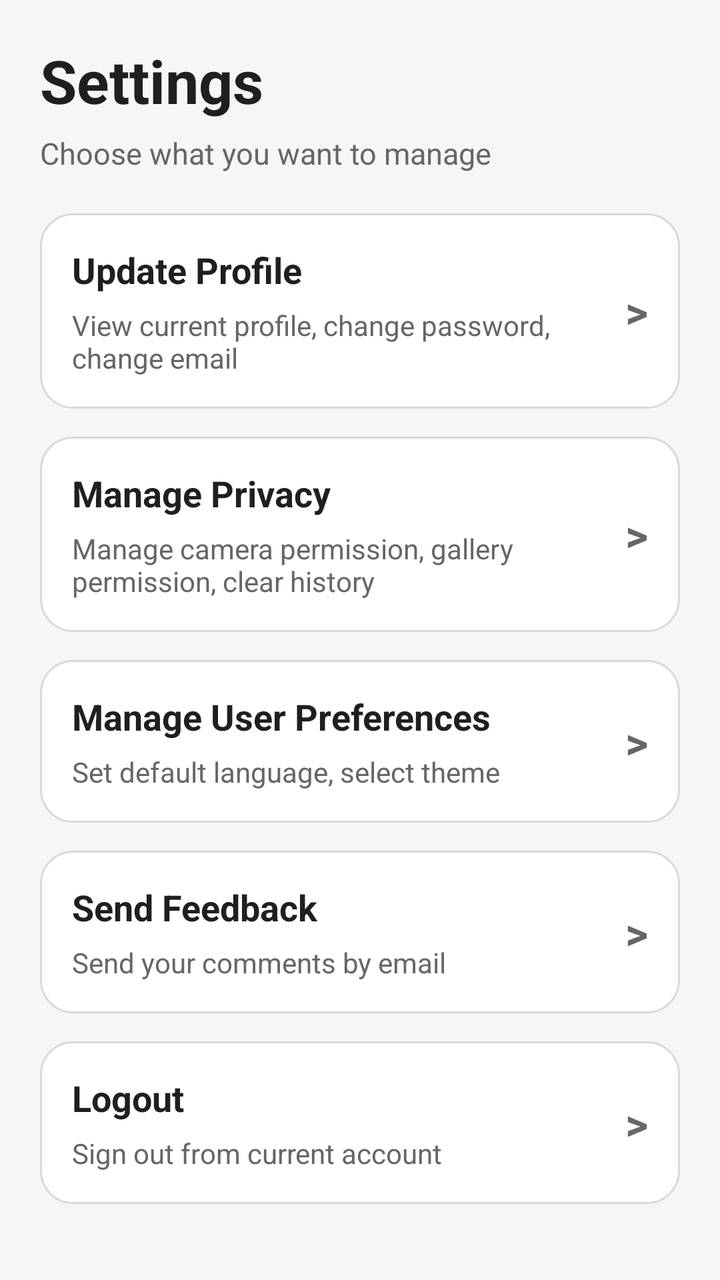
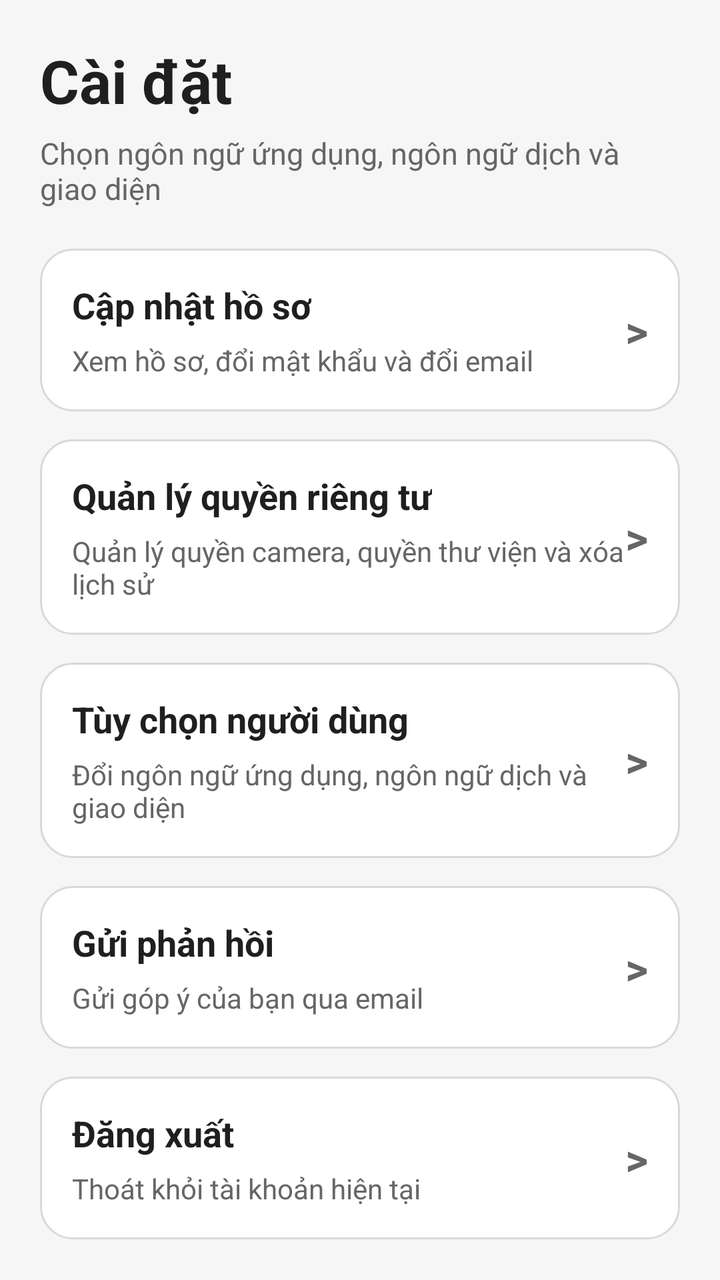

An Android layout rendered at two revisions. The XML below is the earlier revision; the diff shows what the commit changed to produce the second picture.
<!-- AndroidManifest.xml: application theme Theme.MyApplication -->
<!-- res/layout/fragment_settings.xml -->
<?xml version="1.0" encoding="utf-8"?>
<ScrollView xmlns:android="http://schemas.android.com/apk/res/android"
    android:layout_width="match_parent"
    android:layout_height="match_parent"
    android:fillViewport="true"
    android:background="#F6F6F6">

    <LinearLayout
        android:layout_width="match_parent"
        android:layout_height="wrap_content"
        android:orientation="vertical"
        android:padding="20dp">

        <TextView
            android:layout_width="wrap_content"
            android:layout_height="wrap_content"
            android:text="Settings"
            android:textSize="30sp"
            android:textStyle="bold"
            android:textColor="#1F1F1F" />

        <TextView
            android:layout_width="wrap_content"
            android:layout_height="wrap_content"
            android:layout_marginTop="6dp"
            android:layout_marginBottom="20dp"
            android:text="Choose what you want to manage"
            android:textSize="15sp"
            android:textColor="#666666" />

        <LinearLayout
            android:id="@+id/layout_update_profile"
            android:layout_width="match_parent"
            android:layout_height="wrap_content"
            android:layout_marginBottom="14dp"
            android:background="@drawable/bg_settings_card_clickable"
            android:clickable="true"
            android:focusable="true"
            android:gravity="center_vertical"
            android:orientation="horizontal"
            android:padding="16dp">

            <LinearLayout
                android:layout_width="0dp"
                android:layout_height="wrap_content"
                android:layout_weight="1"
                android:orientation="vertical">

                <TextView
                    android:layout_width="wrap_content"
                    android:layout_height="wrap_content"
                    android:text="Update Profile"
                    android:textSize="18sp"
                    android:textStyle="bold"
                    android:textColor="#1F1F1F" />

                <TextView
                    android:layout_width="wrap_content"
                    android:layout_height="wrap_content"
                    android:layout_marginTop="6dp"
                    android:text="View current profile, change password, change email"
                    android:textSize="14sp"
                    android:textColor="#666666" />
            </LinearLayout>

            <TextView
                android:layout_width="wrap_content"
                android:layout_height="wrap_content"
                android:text=">"
                android:textSize="22sp"
                android:textStyle="bold"
                android:textColor="#666666" />
        </LinearLayout>

        <LinearLayout
            android:id="@+id/layout_manage_privacy"
            android:layout_width="match_parent"
            android:layout_height="wrap_content"
            android:layout_marginBottom="14dp"
            android:background="@drawable/bg_settings_card_clickable"
            android:clickable="true"
            android:focusable="true"
            android:gravity="center_vertical"
            android:orientation="horizontal"
            android:padding="16dp">

            <LinearLayout
                android:layout_width="0dp"
                android:layout_height="wrap_content"
                android:layout_weight="1"
                android:orientation="vertical">

                <TextView
                    android:layout_width="wrap_content"
                    android:layout_height="wrap_content"
                    android:text="Manage Privacy"
                    android:textSize="18sp"
                    android:textStyle="bold"
                    android:textColor="#1F1F1F" />

                <TextView
                    android:layout_width="wrap_content"
                    android:layout_height="wrap_content"
                    android:layout_marginTop="6dp"
                    android:text="Manage camera permission, gallery permission, clear history"
                    android:textSize="14sp"
                    android:textColor="#666666" />
            </LinearLayout>

            <TextView
                android:layout_width="wrap_content"
                android:layout_height="wrap_content"
                android:text=">"
                android:textSize="22sp"
                android:textStyle="bold"
                android:textColor="#666666" />
        </LinearLayout>

        <LinearLayout
            android:id="@+id/layout_user_preferences"
            android:layout_width="match_parent"
            android:layout_height="wrap_content"
            android:layout_marginBottom="14dp"
            android:background="@drawable/bg_settings_card_clickable"
            android:clickable="true"
            android:focusable="true"
            android:gravity="center_vertical"
            android:orientation="horizontal"
            android:padding="16dp">

            <LinearLayout
                android:layout_width="0dp"
                android:layout_height="wrap_content"
                android:layout_weight="1"
                android:orientation="vertical">

                <TextView
                    android:layout_width="wrap_content"
                    android:layout_height="wrap_content"
                    android:text="Manage User Preferences"
                    android:textSize="18sp"
                    android:textStyle="bold"
                    android:textColor="#1F1F1F" />

                <TextView
                    android:layout_width="wrap_content"
                    android:layout_height="wrap_content"
                    android:layout_marginTop="6dp"
                    android:text="Set default language, select theme"
                    android:textSize="14sp"
                    android:textColor="#666666" />
            </LinearLayout>

            <TextView
                android:layout_width="wrap_content"
                android:layout_height="wrap_content"
                android:text=">"
                android:textSize="22sp"
                android:textStyle="bold"
                android:textColor="#666666" />
        </LinearLayout>

        <LinearLayout
            android:id="@+id/btnFeedback"
            android:layout_width="match_parent"
            android:layout_height="wrap_content"
            android:layout_marginBottom="14dp"
            android:background="@drawable/bg_settings_card_clickable"
            android:clickable="true"
            android:focusable="true"
            android:gravity="center_vertical"
            android:orientation="horizontal"
            android:padding="16dp">

            <LinearLayout
                android:layout_width="0dp"
                android:layout_height="wrap_content"
                android:layout_weight="1"
                android:orientation="vertical">

                <TextView
                    android:layout_width="wrap_content"
                    android:layout_height="wrap_content"
                    android:text="Send Feedback"
                    android:textSize="18sp"
                    android:textStyle="bold"
                    android:textColor="#1F1F1F" />

                <TextView
                    android:layout_width="wrap_content"
                    android:layout_height="wrap_content"
                    android:layout_marginTop="6dp"
                    android:text="Send your comments by email"
                    android:textSize="14sp"
                    android:textColor="#666666" />
            </LinearLayout>

            <TextView
                android:layout_width="wrap_content"
                android:layout_height="wrap_content"
                android:text=">"
                android:textSize="22sp"
                android:textStyle="bold"
                android:textColor="#666666" />
        </LinearLayout>

        <LinearLayout
            android:id="@+id/layout_logout"
            android:layout_width="match_parent"
            android:layout_height="wrap_content"
            android:background="@drawable/bg_settings_card_clickable"
            android:clickable="true"
            android:focusable="true"
            android:gravity="center_vertical"
            android:orientation="horizontal"
            android:padding="16dp">

            <LinearLayout
                android:layout_width="0dp"
                android:layout_height="wrap_content"
                android:layout_weight="1"
                android:orientation="vertical">

                <TextView
                    android:layout_width="wrap_content"
                    android:layout_height="wrap_content"
                    android:text="Logout"
                    android:textSize="18sp"
                    android:textStyle="bold"
                    android:textColor="#1F1F1F" />

                <TextView
                    android:layout_width="wrap_content"
                    android:layout_height="wrap_content"
                    android:layout_marginTop="6dp"
                    android:text="Sign out from current account"
                    android:textSize="14sp"
                    android:textColor="#666666" />
            </LinearLayout>

            <TextView
                android:layout_width="wrap_content"
                android:layout_height="wrap_content"
                android:text=">"
                android:textSize="22sp"
                android:textStyle="bold"
                android:textColor="#666666" />
        </LinearLayout>

    </LinearLayout>
</ScrollView>
<!-- resources referenced by this layout -->
<resources>
  <!-- drawable bg_settings_card_clickable (drawable) -->
  <?xml version="1.0" encoding="utf-8"?>
  <ripple xmlns:android="http://schemas.android.com/apk/res/android"
      android:color="#22000000">
  
      <item>
          <shape>
              <solid android:color="#FFFFFF" />
              <corners android:radius="16dp" />
              <stroke
                  android:width="1dp"
                  android:color="#D9D9D9" />
          </shape>
      </item>
  </ripple>
  <style name="Theme.MyApplication" parent="Theme.Material3.DayNight.NoActionBar">
          
          <item name="colorPrimary">@color/primary_color</item>
          <item name="colorPrimaryVariant">@color/primary_variant</item>
          <item name="colorOnPrimary">@color/white</item>
          <item name="colorSecondary">@color/secondary_color</item>
          <item name="colorOnSecondary">@color/black</item>
          <item name="colorError">@color/error_color</item>
          <item name="colorOnError">@color/white</item>
          <item name="colorSurface">@color/surface_color</item>
          <item name="colorOnSurface">@color/primary_text</item>
          <item name="android:colorBackground">@color/background_color</item>
          <item name="colorOnBackground">@color/primary_text</item>
      </style>
  <color name="primary_color">#FF6200EE</color>
  <color name="primary_variant">#FF3700B3</color>
  <color name="white">#FFFFFFFF</color>
  <color name="secondary_color">#FF03DAC5</color>
  <color name="black">#FF000000</color>
  <color name="error_color">#FFB00020</color>
  <color name="surface_color">#FFFFFFFF</color>
  <color name="primary_text">#FF212121</color>
  <color name="background_color">#FFF5F5F5</color>
</resources>

<!-- the commit's change to res/layout/fragment_settings.xml (unified diff, before → after) -->
@@ -14,7 +14,7 @@
         <TextView
             android:layout_width="wrap_content"
             android:layout_height="wrap_content"
-            android:text="Settings"
+            android:text="@string/settings_title"
             android:textSize="30sp"
             android:textStyle="bold"
             android:textColor="#1F1F1F" />
@@ -24,7 +24,7 @@
             android:layout_height="wrap_content"
             android:layout_marginTop="6dp"
             android:layout_marginBottom="20dp"
-            android:text="Choose what you want to manage"
+            android:text="@string/user_preferences_description"
             android:textSize="15sp"
             android:textColor="#666666" />
 
@@ -49,27 +49,29 @@
                 <TextView
                     android:layout_width="wrap_content"
                     android:layout_height="wrap_content"
-                    android:text="Update Profile"
-                    android:textSize="18sp"
-                    android:textStyle="bold"
-                    android:textColor="#1F1F1F" />
-
-                <TextView
-                    android:layout_width="wrap_content"
-                    android:layout_height="wrap_content"
-                    android:layout_marginTop="6dp"
-                    android:text="View current profile, change password, change email"
-                    android:textSize="14sp"
-                    android:textColor="#666666" />
-            </LinearLayout>
-
-            <TextView
-                android:layout_width="wrap_content"
-                android:layout_height="wrap_content"
-                android:text=">"
-                android:textSize="22sp"
-                android:textStyle="bold"
-                android:textColor="#666666" />
+                    android:text="@string/update_profile"
+                    android:textSize="18sp"
+                    android:textStyle="bold"
+                    android:textColor="#1F1F1F" />
+
+                <TextView
+                    android:layout_width="wrap_content"
+                    android:layout_height="wrap_content"
+                    android:layout_marginTop="6dp"
+                    android:text="@string/update_profile_desc"
+                    android:textSize="14sp"
+                    android:textColor="#666666" />
+
+            </LinearLayout>
+
+            <TextView
+                android:layout_width="wrap_content"
+                android:layout_height="wrap_content"
+                android:text=">"
+                android:textSize="22sp"
+                android:textStyle="bold"
+                android:textColor="#666666" />
+
         </LinearLayout>
 
         <LinearLayout
@@ -93,27 +95,29 @@
                 <TextView
                     android:layout_width="wrap_content"
                     android:layout_height="wrap_content"
-                    android:text="Manage Privacy"
-                    android:textSize="18sp"
-                    android:textStyle="bold"
-                    android:textColor="#1F1F1F" />
-
-                <TextView
-                    android:layout_width="wrap_content"
-                    android:layout_height="wrap_content"
-                    android:layout_marginTop="6dp"
-                    android:text="Manage camera permission, gallery permission, clear history"
-                    android:textSize="14sp"
-                    android:textColor="#666666" />
-            </LinearLayout>
-
-            <TextView
-                android:layout_width="wrap_content"
-                android:layout_height="wrap_content"
-                android:text=">"
-                android:textSize="22sp"
-                android:textStyle="bold"
-                android:textColor="#666666" />
+                    android:text="@string/manage_privacy"
+                    android:textSize="18sp"
+                    android:textStyle="bold"
+                    android:textColor="#1F1F1F" />
+
+                <TextView
+                    android:layout_width="wrap_content"
+                    android:layout_height="wrap_content"
+                    android:layout_marginTop="6dp"
+                    android:text="@string/manage_privacy_desc"
+                    android:textSize="14sp"
+                    android:textColor="#666666" />
+
+            </LinearLayout>
+
+            <TextView
+                android:layout_width="wrap_content"
+                android:layout_height="wrap_content"
+                android:text=">"
+                android:textSize="22sp"
+                android:textStyle="bold"
+                android:textColor="#666666" />
+
         </LinearLayout>
 
         <LinearLayout
@@ -137,27 +141,29 @@
                 <TextView
                     android:layout_width="wrap_content"
                     android:layout_height="wrap_content"
-                    android:text="Manage User Preferences"
-                    android:textSize="18sp"
-                    android:textStyle="bold"
-                    android:textColor="#1F1F1F" />
-
-                <TextView
-                    android:layout_width="wrap_content"
-                    android:layout_height="wrap_content"
-                    android:layout_marginTop="6dp"
-                    android:text="Set default language, select theme"
-                    android:textSize="14sp"
-                    android:textColor="#666666" />
-            </LinearLayout>
-
-            <TextView
-                android:layout_width="wrap_content"
-                android:layout_height="wrap_content"
-                android:text=">"
-                android:textSize="22sp"
-                android:textStyle="bold"
-                android:textColor="#666666" />
+                    android:text="@string/user_preferences"
+                    android:textSize="18sp"
+                    android:textStyle="bold"
+                    android:textColor="#1F1F1F" />
+
+                <TextView
+                    android:layout_width="wrap_content"
+                    android:layout_height="wrap_content"
+                    android:layout_marginTop="6dp"
+                    android:text="@string/user_preferences_desc"
+                    android:textSize="14sp"
+                    android:textColor="#666666" />
+
+            </LinearLayout>
+
+            <TextView
+                android:layout_width="wrap_content"
+                android:layout_height="wrap_content"
+                android:text=">"
+                android:textSize="22sp"
+                android:textStyle="bold"
+                android:textColor="#666666" />
+
         </LinearLayout>
 
         <LinearLayout
@@ -181,27 +187,29 @@
                 <TextView
                     android:layout_width="wrap_content"
                     android:layout_height="wrap_content"
-                    android:text="Send Feedback"
-                    android:textSize="18sp"
-                    android:textStyle="bold"
-                    android:textColor="#1F1F1F" />
-
-                <TextView
-                    android:layout_width="wrap_content"
-                    android:layout_height="wrap_content"
-                    android:layout_marginTop="6dp"
-                    android:text="Send your comments by email"
-                    android:textSize="14sp"
-                    android:textColor="#666666" />
-            </LinearLayout>
-
-            <TextView
-                android:layout_width="wrap_content"
-                android:layout_height="wrap_content"
-                android:text=">"
-                android:textSize="22sp"
-                android:textStyle="bold"
-                android:textColor="#666666" />
+                    android:text="@string/feedback"
+                    android:textSize="18sp"
+                    android:textStyle="bold"
+                    android:textColor="#1F1F1F" />
+
+                <TextView
+                    android:layout_width="wrap_content"
+                    android:layout_height="wrap_content"
+                    android:layout_marginTop="6dp"
+                    android:text="@string/send_feedback_desc"
+                    android:textSize="14sp"
+                    android:textColor="#666666" />
+
+            </LinearLayout>
+
+            <TextView
+                android:layout_width="wrap_content"
+                android:layout_height="wrap_content"
+                android:text=">"
+                android:textSize="22sp"
+                android:textStyle="bold"
+                android:textColor="#666666" />
+
         </LinearLayout>
 
         <LinearLayout
@@ -224,28 +232,31 @@
                 <TextView
                     android:layout_width="wrap_content"
                     android:layout_height="wrap_content"
-                    android:text="Logout"
-                    android:textSize="18sp"
-                    android:textStyle="bold"
-                    android:textColor="#1F1F1F" />
-
-                <TextView
-                    android:layout_width="wrap_content"
-                    android:layout_height="wrap_content"
-                    android:layout_marginTop="6dp"
-                    android:text="Sign out from current account"
-                    android:textSize="14sp"
-                    android:textColor="#666666" />
-            </LinearLayout>
-
-            <TextView
-                android:layout_width="wrap_content"
-                android:layout_height="wrap_content"
-                android:text=">"
-                android:textSize="22sp"
-                android:textStyle="bold"
-                android:textColor="#666666" />
+                    android:text="@string/logout"
+                    android:textSize="18sp"
+                    android:textStyle="bold"
+                    android:textColor="#1F1F1F" />
+
+                <TextView
+                    android:layout_width="wrap_content"
+                    android:layout_height="wrap_content"
+                    android:layout_marginTop="6dp"
+                    android:text="@string/logout_desc"
+                    android:textSize="14sp"
+                    android:textColor="#666666" />
+
+            </LinearLayout>
+
+            <TextView
+                android:layout_width="wrap_content"
+                android:layout_height="wrap_content"
+                android:text=">"
+                android:textSize="22sp"
+                android:textStyle="bold"
+                android:textColor="#666666" />
+
         </LinearLayout>
 
     </LinearLayout>
+
 </ScrollView>
<!-- resource entries referenced after the edit -->
@@ -15,6 +15,18 @@
           </shape>
       </item>
   </ripple>
+  <string name="feedback">Gửi phản hồi</string>
+  <string name="logout">Đăng xuất</string>
+  <string name="logout_desc">Thoát khỏi tài khoản hiện tại</string>
+  <string name="manage_privacy">Quản lý quyền riêng tư</string>
+  <string name="manage_privacy_desc">Quản lý quyền camera, quyền thư viện và xóa lịch sử</string>
+  <string name="send_feedback_desc">Gửi góp ý của bạn qua email</string>
+  <string name="settings_title">Cài đặt</string>
+  <string name="update_profile">Cập nhật hồ sơ</string>
+  <string name="update_profile_desc">Xem hồ sơ, đổi mật khẩu và đổi email</string>
+  <string name="user_preferences">Tùy chọn người dùng</string>
+  <string name="user_preferences_desc">Đổi ngôn ngữ ứng dụng, ngôn ngữ dịch và giao diện</string>
+  <string name="user_preferences_description">Chọn ngôn ngữ ứng dụng, ngôn ngữ dịch và giao diện</string>
   <style name="Theme.MyApplication" parent="Theme.Material3.DayNight.NoActionBar">
           
           <item name="colorPrimary">@color/primary_color</item>
